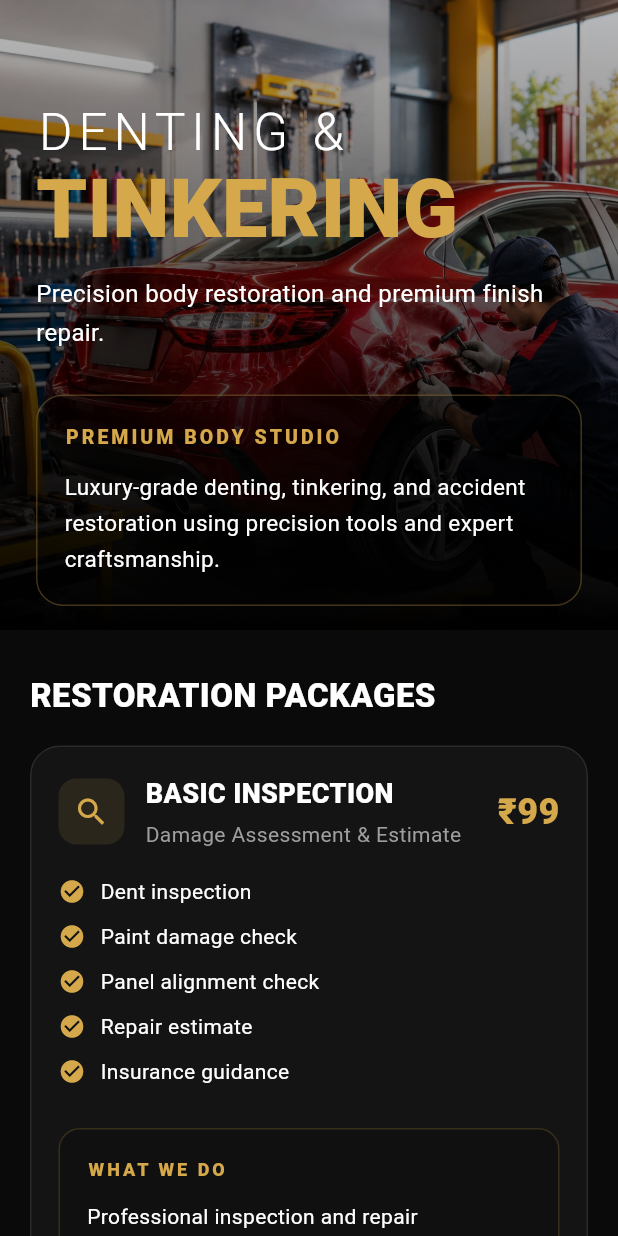
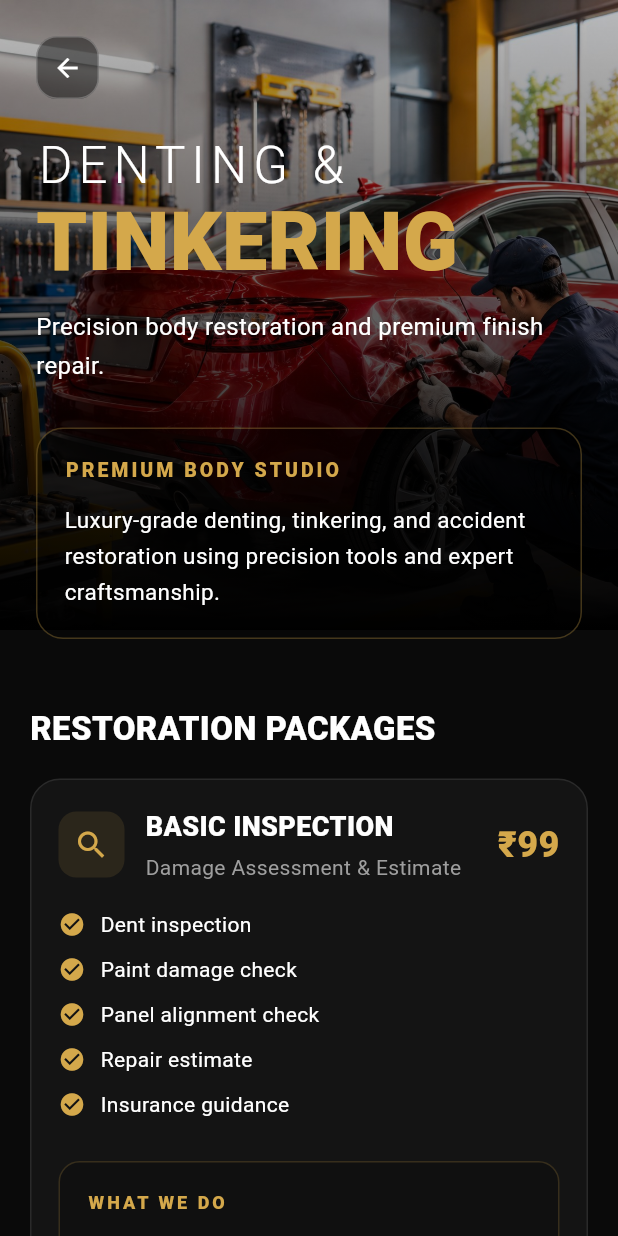
Before and after one commit to keerthi123455/reperi_garage, a Flutter app: the DentingTinkeringScreen screen opened directly with empty values, on a phone screen of 412 x 824 dp. Run offline on Flutter 3.47's test engine with Material 3 defaults, Android fonts, the phone set to English and light mode, and no system bars; our stand-ins replace carousel_slider, geocoding, geolocator, image_picker, shared_preferences, supabase_flutter; missing offline and left inert: dart:js_interop, razorpay_flutter; accounts and stored records are empty.

Commit message:
back buttons

```diff
--- a/lib/main.dart
+++ b/lib/main.dart
@@ -47,6 +47,12 @@ class GarageApp extends StatelessWidget {
   @override
   Widget build(BuildContext context) {
     return MaterialApp(
+      theme: ThemeData(
+        appBarTheme: const AppBarTheme(
+          iconTheme: IconThemeData(color: Color(0xFFD4A017)),
+          actionsIconTheme: IconThemeData(color: Color(0xFFD4A017)),
+        ),
+      ),
       navigatorKey: navigatorKey,
       debugShowCheckedModeBanner: false,
       home: const SplashScreen(),
--- a/lib/screens/denting_tinkering_screen.dart
+++ b/lib/screens/denting_tinkering_screen.dart
@@ -401,8 +401,19 @@ class _DentingTinkeringScreenState
 
               children: [
 
-                const SizedBox(
-                    height: 40),
+                GestureDetector(
+                  onTap: () => Navigator.pop(context),
+                  child: Container(
+                    padding: const EdgeInsets.all(10),
+                    decoration: BoxDecoration(
+                      color: Colors.black.withOpacity(0.45),
+                      borderRadius: BorderRadius.circular(14),
+                      border: Border.all(color: Colors.white24),
+                    ),
+                    child: const Icon(Icons.arrow_back, color: Colors.white, size: 20),
+                  ),
+                ),
+                const SizedBox(height: 20),
 
                 const Text(
 
```
Also changed, not shown: lib/screens/book_service_screen.dart (+13 -1 lines), lib/screens/car_spa_screen.dart (+14 -0 lines), lib/screens/paint_care_screen.dart (+13 -2 lines).
